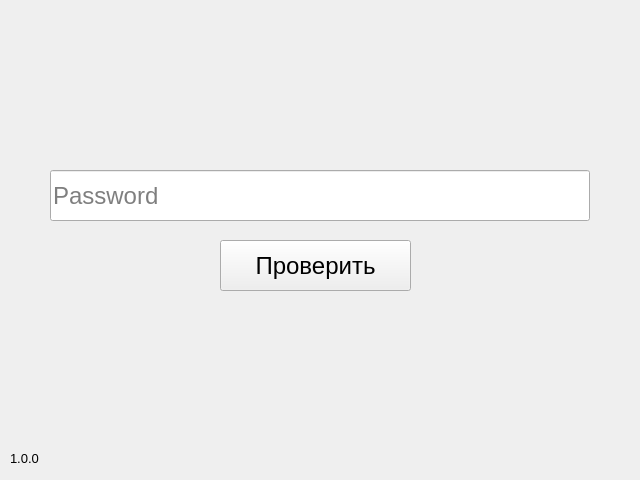
mikhailshubin26/Password-Checker, file window.ui: the form before one commit.
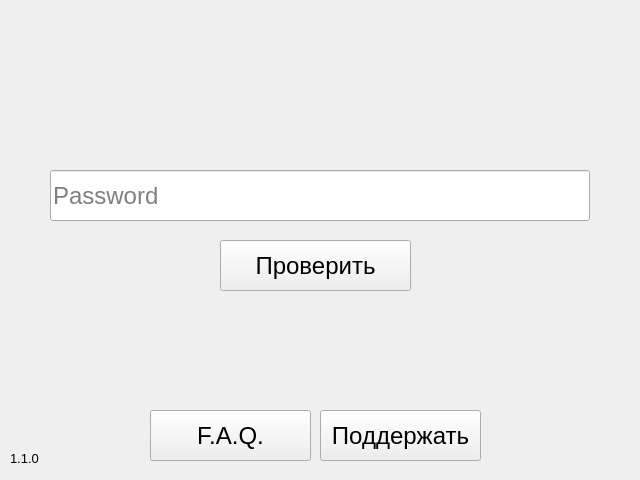
The form after the commit.

Commit message: Added FAQ and Support Wins

Diff of the .ui file:
```diff
--- a/window.ui
+++ b/window.ui
@@ -90,7 +90,7 @@
      </font>
     </property>
     <property name="text">
-     <string>1.0.0</string>
+     <string>1.1.0</string>
     </property>
    </widget>
    <widget class="QPushButton" name="pushButtonCheck">
@@ -148,6 +148,42 @@
      <string/>
     </property>
    </widget>
+   <widget class="QPushButton" name="pushButtonSupport">
+    <property name="geometry">
+     <rect>
+      <x>320</x>
+      <y>410</y>
+      <width>161</width>
+      <height>51</height>
+     </rect>
+    </property>
+    <property name="font">
+     <font>
+      <pointsize>18</pointsize>
+     </font>
+    </property>
+    <property name="text">
+     <string>Поддержать</string>
+    </property>
+   </widget>
+   <widget class="QPushButton" name="pushButtonFAQ">
+    <property name="geometry">
+     <rect>
+      <x>150</x>
+      <y>410</y>
+      <width>161</width>
+      <height>51</height>
+     </rect>
+    </property>
+    <property name="font">
+     <font>
+      <pointsize>18</pointsize>
+     </font>
+    </property>
+    <property name="text">
+     <string>F.A.Q.</string>
+    </property>
+   </widget>
   </widget>
  </widget>
  <resources/>
```
Left out of the diff: 8 changed lines with no effect on the pictures. The commit also changes 24 other files.
